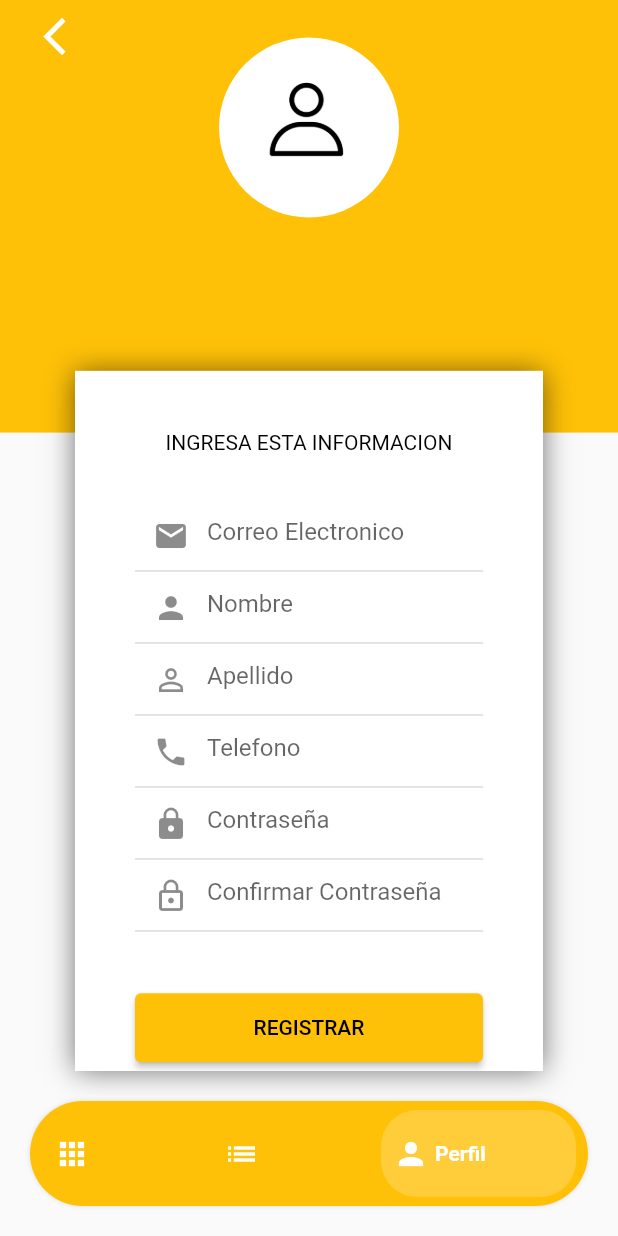
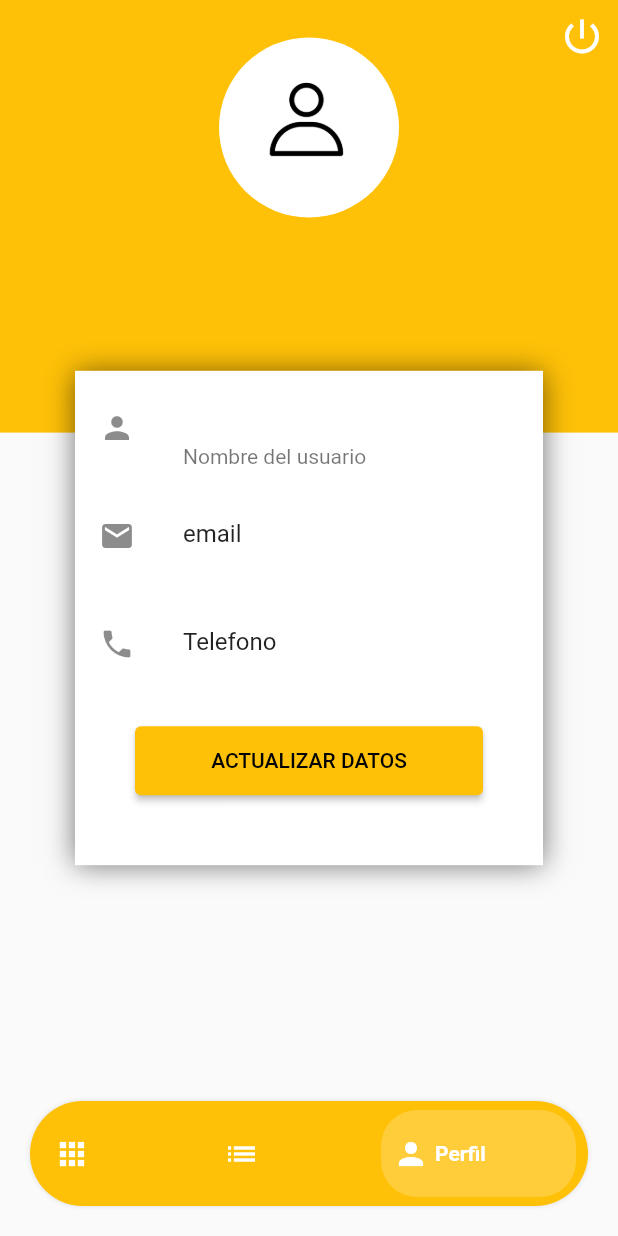
Before and after one commit to jramireza69/delivery-dart, a Flutter app: the ClientProductsListPage screen opened by its route, item 3 of the bottom bar chosen, on a phone screen of 412 x 824 dp. Run offline on Flutter 3.47's test engine with Material 2 defaults, Android fonts, the phone set to English and light mode, and no system bars; our stand-ins replace get, get_storage, image_picker, sn_progress_dialog; accounts and stored records are empty.

Commit message:
update user

```diff
--- a/lib/main.dart
+++ b/lib/main.dart
@@ -3,6 +3,8 @@ import 'package:get/get.dart';
 import 'package:get_storage/get_storage.dart';
 import 'package:untitled1/src/models/user.dart';
 import 'package:untitled1/src/pages/client/products/list/clientt_products_list_page.dart';
+import 'package:untitled1/src/pages/client/profile/info/client_profile_info_page.dart';
+import 'package:untitled1/src/pages/client/profile/update/client_profile_update_page.dart';
 import 'package:untitled1/src/pages/delivery/orders/list/delivery_orders_list_page.dart';
 import 'package:untitled1/src/pages/home/home_page.dart';
 import 'package:untitled1/src/pages/login/login_page.dart';
@@ -50,6 +52,8 @@ class _MyAppState extends State<MyApp> {
         GetPage(name: '/restaurant/orders/list', page: () => RestaurantOrdersListPage()),
         GetPage(name: '/delivery/orders/list', page: () => DeliveryOrdersListPage()),
         GetPage(name: '/client/products/list', page: () => ClientProductsListPage()),
+        GetPage(name: '/client/profile/info', page: () => ClientProfileInfoPage()),
+        GetPage(name: '/client/profile/update', page: () => ClientProfileUpdatePage()),
 
       ],
       theme: ThemeData(
--- a/lib/src/environment/environment.dart
+++ b/lib/src/environment/environment.dart
@@ -1,4 +1,4 @@
 class Environment {
-  static const String API_URL = "http://192.168.20.22:3000/";
-  static const String API_URL_OLD = "192.168.20.22:3000";
+  static const String API_URL = "http://192.168.20.24:3000/";
+  static const String API_URL_OLD = "192.168.20.24:3000";
 }
--- a/lib/src/models/user.dart
+++ b/lib/src/models/user.dart
@@ -57,6 +57,6 @@ class User {
     "image": image,
     "password": password,
     "session_token": sessionToken,
-    "roles" : roles,
+    "roles" : roles
   };
 }
--- a/lib/src/pages/client/products/list/clientt_products_list_page.dart
+++ b/lib/src/pages/client/products/list/clientt_products_list_page.dart
@@ -1,10 +1,12 @@
 import 'package:flutter/material.dart';
 import 'package:get/get.dart';
 import 'package:untitled1/src/pages/client/products/list/client_products_list_controller.dart';
+import 'package:untitled1/src/pages/client/profile/info/client_profile_info_page.dart';
 import 'package:untitled1/src/pages/delivery/orders/list/delivery_orders_list_page.dart';
-import 'package:untitled1/src/pages/register/register_page.dart';
 import 'package:untitled1/src/pages/restaurant/orders/list/restaurant_orders_list_page.dart';
 import 'package:untitled1/src/utils/custom_animated_bottom_bar.dart';
+
+
 
 class ClientProductsListPage extends StatelessWidget {
 
@@ -19,7 +21,7 @@ class ClientProductsListPage extends StatelessWidget {
         children: [
           RestaurantOrdersListPage(),
           DeliveryOrdersListPage(),
-          RegisterPage()
+          ClientProfileInfoPage()
         ],
       ))
     );
--- /dev/null
+++ b/lib/src/pages/client/profile/info/client_profile_info_controller.dart
@@ -0,0 +1,18 @@
+
+
+import 'package:get/get.dart';
+import 'package:get_storage/get_storage.dart';
+import 'package:untitled1/src/models/user.dart';
+
+class ClientProfileInfoController extends GetxController{
+var user = User.fromJson(GetStorage().read('user') ?? {}).obs;
+
+void signOut(){
+  GetStorage().remove('user');
+  Get.offNamedUntil('/', (route) => false);
+}
+
+void goToProfileUpdate(){
+  Get.toNamed('/client/profile/update');
+}
+}
--- /dev/null
+++ b/lib/src/pages/client/profile/info/client_profile_info_page.dart
@@ -0,0 +1,135 @@
+import 'package:flutter/material.dart';
+import 'package:get/get.dart';
+import 'package:untitled1/src/pages/client/profile/info/client_profile_info_controller.dart';
+
+class ClientProfileInfoPage extends StatelessWidget {
+
+  ClientProfileInfoController con = Get.put(ClientProfileInfoController());
+  @override
+  Widget build(BuildContext context) {
+    return Scaffold(
+      body: Obx(() =>  Stack(//POSICIONAR ELEMENTOS UNO ENCIMA DEL OTRO
+        children: [
+          _backGroundCover(context),
+          _boxForm(context),
+          _imageUser(context),
+          _buttonSingOut()
+        ],
+      ) ),
+    );
+  }
+
+  Widget _backGroundCover(BuildContext context){
+    return Container(
+      width: double.infinity,
+      height: MediaQuery.of(context).size.height * 0.35,
+      color: Colors.amber,
+      alignment: Alignment.topCenter,
+    );
+  }
+
+  Widget _boxForm(BuildContext context){
+    return Container(
+      height: MediaQuery.of(context).size.height * 0.4,
+      margin: EdgeInsets.only(top: MediaQuery.of(context).size.height * 0.3, left: 50, right: 50),
+      decoration: BoxDecoration(
+          color: Colors.white,
+          boxShadow: <BoxShadow>[
+            BoxShadow(
+                color: Colors.black54,
+                blurRadius: 15,
+                offset: Offset(0, 0.75)
+            )
+          ]
+      ),
+      child: SingleChildScrollView(
+        child: Column(
+          children: [
+            _textName(),
+            _textEmail(),
+            _textPhone(),
+            _buttonUpdate(context)
+          ],
+        ),
+      ),
+
+    );
+  }
+
+   Widget _buttonUpdate(BuildContext context){
+    return Container(
+      width: double.infinity,
+      margin: EdgeInsets.symmetric(horizontal: 40, vertical: 10),
+      child: ElevatedButton(
+          onPressed: () => con.goToProfileUpdate(),
+          style: ElevatedButton.styleFrom(
+              padding: EdgeInsets.symmetric(vertical: 15)
+          ),
+          child: Text(
+            'ACTUALIZAR DATOS',
+            style: TextStyle(
+                color: Colors.black
+            ),
+          )
+      ),
+    );
+  }
+
+  Widget _imageUser(BuildContext context){
+    return SafeArea(
+      child:   Container(
+        margin: EdgeInsets.only(top: 25),
+        alignment: Alignment.topCenter,
+        child: CircleAvatar(
+          backgroundImage: con.user.value.image != null
+              ?  NetworkImage(con.user.value.image !)
+              : AssetImage('assets/img/user_profile.png') as ImageProvider,
+          radius: 60,
+          backgroundColor: Colors.white,
+        ),
+      ),
+    );
+  }
+
+  Widget _buttonSingOut(){
+    return SafeArea(
+        child: Container(
+          margin: EdgeInsets.only(left: 20),
+          alignment: Alignment.topRight,
+          child: IconButton(
+            onPressed: () => con.signOut(),
+            icon: Icon(
+              Icons.power_settings_new,
+              color: Colors.white,
+              size: 30,
+            ),
+          ),
+        )
+    );
+  }
+
+  Widget _textName () {
+    return Container(
+      margin: EdgeInsets.only(top: 10),
+      child: ListTile(
+        leading: Icon(Icons.person),
+        title: Text ('${con.user.value.name ?? ''} ${ con.user.value.lastname ?? ''}'),
+        subtitle: Text('Nombre del usuario'),
+      ),
+    );
+  }
+  Widget _textEmail () {
+    return ListTile(
+      leading: Icon(Icons.email),
+      title: Text('email'),
+      subtitle: Text(con.user.value.email ?? ''),
+    );
+  }
+  Widget _textPhone () {
+    return ListTile(
+      leading: Icon(Icons.phone),
+      title: Text('Telefono'),
+      subtitle: Text(con.user.value.phone ?? ''),
+    );
+  }
+}
--- a/lib/src/pages/register/register_controller.dart
+++ b/lib/src/pages/register/register_controller.dart
@@ -170,4 +170,4 @@ class RegisterController extends GetxController {
     });
       }
 
-}
+    }
```
Also changed, not shown: lib/src/pages/client/profile/update/client_profile_update_controller.dart (added, +184 -0 lines), lib/src/pages/client/profile/update/client_profile_update_page.dart (added, +166 -0 lines), lib/src/providers/users_providers.dart (+30 -0 lines).
